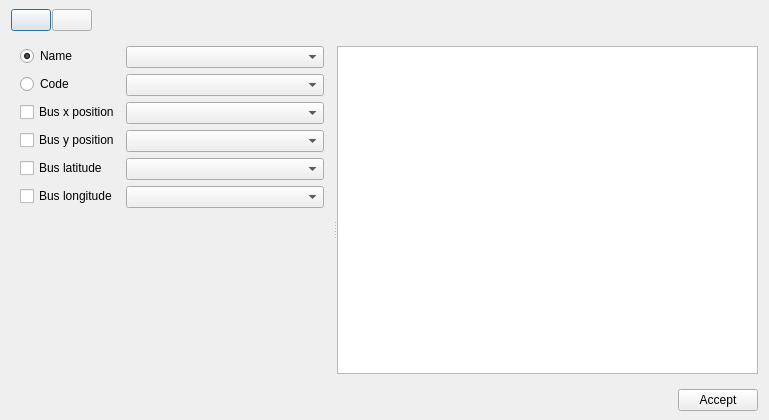
Old version of the form src/GridCal/Gui/CoordinatesInput/gui.ui in the repository SanPen/GridCal.
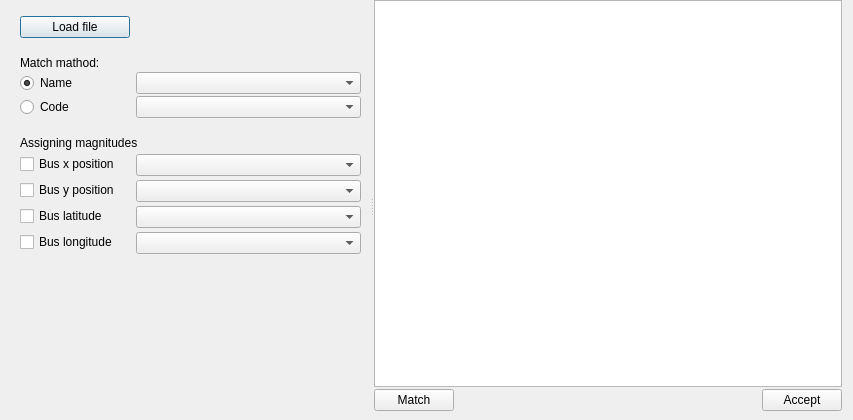
New version of the form. Icons and pictures are not drawn.

Patch:
```diff
--- a/src/GridCal/Gui/CoordinatesInput/gui.ui
+++ b/src/GridCal/Gui/CoordinatesInput/gui.ui
@@ -6,7 +6,7 @@
    <rect>
     <x>0</x>
     <y>0</y>
-    <width>769</width>
+    <width>853</width>
     <height>420</height>
    </rect>
   </property>
@@ -20,98 +20,6 @@
    <property name="bottomMargin">
     <number>9</number>
    </property>
-   <item>
-    <widget class="QFrame" name="frame">
-     <property name="maximumSize">
-      <size>
-       <width>16777215</width>
-       <height>40</height>
-      </size>
-     </property>
-     <property name="frameShape">
-      <enum>QFrame::NoFrame</enum>
-     </property>
-     <property name="frameShadow">
-      <enum>QFrame::Raised</enum>
-     </property>
-     <layout class="QHBoxLayout" name="horizontalLayout_5">
-      <property name="spacing">
-       <number>1</number>
-      </property>
-      <property name="leftMargin">
-       <number>0</number>
-      </property>
-      <property name="topMargin">
-       <number>0</number>
-      </property>
-      <property name="rightMargin">
-       <number>0</number>
-      </property>
-      <property name="bottomMargin">
-       <number>0</number>
-      </property>
-      <item>
-       <widget class="QPushButton" name="open_button">
-        <property name="minimumSize">
-         <size>
-          <width>0</width>
-          <height>0</height>
-         </size>
-        </property>
-        <property name="toolTip">
-         <string>Import file</string>
-        </property>
-        <property name="text">
-         <string/>
-        </property>
-        <property name="icon">
-         <iconset resource="icons.qrc">
-          <normaloff>:/Icons/icons/import_profiles.svg</normaloff>:/Icons/icons/import_profiles.svg</iconset>
-        </property>
-        <property name="iconSize">
-         <size>
-          <width>24</width>
-          <height>24</height>
-         </size>
-        </property>
-       </widget>
-      </item>
-      <item>
-       <widget class="QPushButton" name="refreshButton">
-        <property name="toolTip">
-         <string>Refresh assignation table</string>
-        </property>
-        <property name="text">
-         <string/>
-        </property>
-        <property name="icon">
-         <iconset resource="icons.qrc">
-          <normaloff>:/Icons/icons/transform.svg</normaloff>:/Icons/icons/transform.svg</iconset>
-        </property>
-        <property name="iconSize">
-         <size>
-          <width>24</width>
-          <height>24</height>
-         </size>
-        </property>
-       </widget>
-      </item>
-      <item>
-       <spacer name="horizontalSpacer_2">
-        <property name="orientation">
-         <enum>Qt::Horizontal</enum>
-        </property>
-        <property name="sizeHint" stdset="0">
-         <size>
-          <width>40</width>
-          <height>20</height>
-         </size>
-        </property>
-       </spacer>
-      </item>
-     </layout>
-    </widget>
-   </item>
    <item>
     <widget class="QSplitter" name="splitter">
      <property name="orientation">
@@ -145,51 +53,44 @@
          <property name="frameShadow">
           <enum>QFrame::Raised</enum>
          </property>
-         <layout class="QFormLayout" name="formLayout">
+         <layout class="QGridLayout" name="gridLayout_2">
           <property name="topMargin">
            <number>0</number>
           </property>
-          <item row="2" column="1">
-           <widget class="QComboBox" name="xComboBox"/>
+          <property name="bottomMargin">
+           <number>0</number>
+          </property>
+          <property name="verticalSpacing">
+           <number>2</number>
+          </property>
+          <item row="5" column="1" colspan="2">
+           <widget class="QComboBox" name="nameComboBox"/>
           </item>
-          <item row="3" column="1">
-           <widget class="QComboBox" name="yComboBox"/>
+          <item row="15" column="0" rowspan="2">
+           <widget class="QCheckBox" name="longitudeCheckBox">
+            <property name="text">
+             <string>Bus longitude</string>
+            </property>
+           </widget>
           </item>
-          <item row="4" column="1">
+          <item row="14" column="1" colspan="2">
            <widget class="QComboBox" name="latitudeComboBox"/>
           </item>
-          <item row="5" column="1">
-           <widget class="QComboBox" name="longitudeComboBox"/>
-          </item>
           <item row="2" column="0">
-           <widget class="QCheckBox" name="xCheckBox">
+           <widget class="QPushButton" name="open_button">
             <property name="text">
-             <string>Bus x position</string>
+             <string>Load file</string>
             </property>
-           </widget>
-          </item>
-          <item row="3" column="0">
-           <widget class="QCheckBox" name="yCheckBox">
-            <property name="text">
-             <string>Bus y position</string>
+            <property name="icon">
+             <iconset resource="icons.qrc">
+              <normaloff>:/Icons/icons/import_profiles.svg</normaloff>:/Icons/icons/import_profiles.svg</iconset>
             </property>
            </widget>
           </item>
-          <item row="4" column="0">
-           <widget class="QCheckBox" name="latitudeCheckBox">
-            <property name="text">
-             <string>Bus latitude</string>
-            </property>
-           </widget>
+          <item row="16" column="1" colspan="2">
+           <widget class="QComboBox" name="longitudeComboBox"/>
           </item>
           <item row="5" column="0">
-           <widget class="QCheckBox" name="longitudeCheckBox">
-            <property name="text">
-             <string>Bus longitude</string>
-            </property>
-           </widget>
-          </item>
-          <item row="0" column="0">
            <widget class="QRadioButton" name="nameRadioButton">
             <property name="text">
              <string>Name</string>
@@ -199,35 +100,94 @@
             </property>
            </widget>
           </item>
-          <item row="1" column="0">
+          <item row="7" column="0">
+           <widget class="QLabel" name="label_4">
+            <property name="text">
+             <string/>
+            </property>
+           </widget>
+          </item>
+          <item row="6" column="1" colspan="2">
+           <widget class="QComboBox" name="codeComboBox"/>
+          </item>
+          <item row="11" column="0" rowspan="2">
+           <widget class="QCheckBox" name="yCheckBox">
+            <property name="text">
+             <string>Bus y position</string>
+            </property>
+           </widget>
+          </item>
+          <item row="10" column="1" colspan="2">
+           <widget class="QComboBox" name="xComboBox"/>
+          </item>
+          <item row="3" column="0">
+           <widget class="QLabel" name="label_2">
+            <property name="text">
+             <string/>
+            </property>
+           </widget>
+          </item>
+          <item row="12" column="1" colspan="2">
+           <widget class="QComboBox" name="yComboBox"/>
+          </item>
+          <item row="17" column="0" colspan="3">
+           <spacer name="verticalSpacer">
+            <property name="orientation">
+             <enum>Qt::Vertical</enum>
+            </property>
+            <property name="sizeHint" stdset="0">
+             <size>
+              <width>20</width>
+              <height>40</height>
+             </size>
+            </property>
+           </spacer>
+          </item>
+          <item row="6" column="0">
            <widget class="QRadioButton" name="codeRadioButton">
             <property name="text">
              <string>Code</string>
             </property>
            </widget>
           </item>
-          <item row="0" column="1">
-           <widget class="QComboBox" name="nameComboBox"/>
+          <item row="13" column="0" rowspan="2">
+           <widget class="QCheckBox" name="latitudeCheckBox">
+            <property name="text">
+             <string>Bus latitude</string>
+            </property>
+           </widget>
           </item>
-          <item row="1" column="1">
-           <widget class="QComboBox" name="codeComboBox"/>
+          <item row="9" column="0" rowspan="2">
+           <widget class="QCheckBox" name="xCheckBox">
+            <property name="text">
+             <string>Bus x position</string>
+            </property>
+           </widget>
+          </item>
+          <item row="4" column="0" colspan="3">
+           <widget class="QLabel" name="label_3">
+            <property name="text">
+             <string>Match mathod:</string>
+            </property>
+           </widget>
+          </item>
+          <item row="1" column="0">
+           <widget class="QLabel" name="label">
+            <property name="text">
+             <string/>
+            </property>
+           </widget>
+          </item>
+          <item row="8" column="0" colspan="3">
+           <widget class="QLabel" name="label_5">
+            <property name="text">
+             <string>Assigning magnitudes</string>
+            </property>
+           </widget>
           </item>
          </layout>
         </widget>
        </item>
-       <item>
-        <spacer name="verticalSpacer">
-         <property name="orientation">
-          <enum>Qt::Vertical</enum>
-         </property>
-         <property name="sizeHint" stdset="0">
-          <size>
-           <width>20</width>
-           <height>40</height>
-          </size>
-         </property>
-        </spacer>
-       </item>
       </layout>
      </widget>
      <widget class="QFrame" name="frame_6">
@@ -238,6 +198,9 @@
        <enum>QFrame::Raised</enum>
       </property>
       <layout class="QVBoxLayout" name="verticalLayout_3">
+       <property name="spacing">
+        <number>2</number>
+       </property>
        <property name="leftMargin">
         <number>0</number>
        </property>
@@ -265,6 +228,9 @@
           <property name="leftMargin">
            <number>0</number>
           </property>
+          <property name="topMargin">
+           <number>0</number>
+          </property>
           <property name="rightMargin">
            <number>0</number>
           </property>
@@ -301,6 +267,17 @@
             </property>
            </widget>
           </item>
+          <item row="0" column="0">
+           <widget class="QPushButton" name="refreshButton">
+            <property name="text">
+             <string>Match</string>
+            </property>
+            <property name="icon">
+             <iconset resource="icons.qrc">
+              <normaloff>:/Icons/icons/transform.svg</normaloff>:/Icons/icons/transform.svg</iconset>
+            </property>
+           </widget>
+          </item>
          </layout>
         </widget>
        </item>
```
